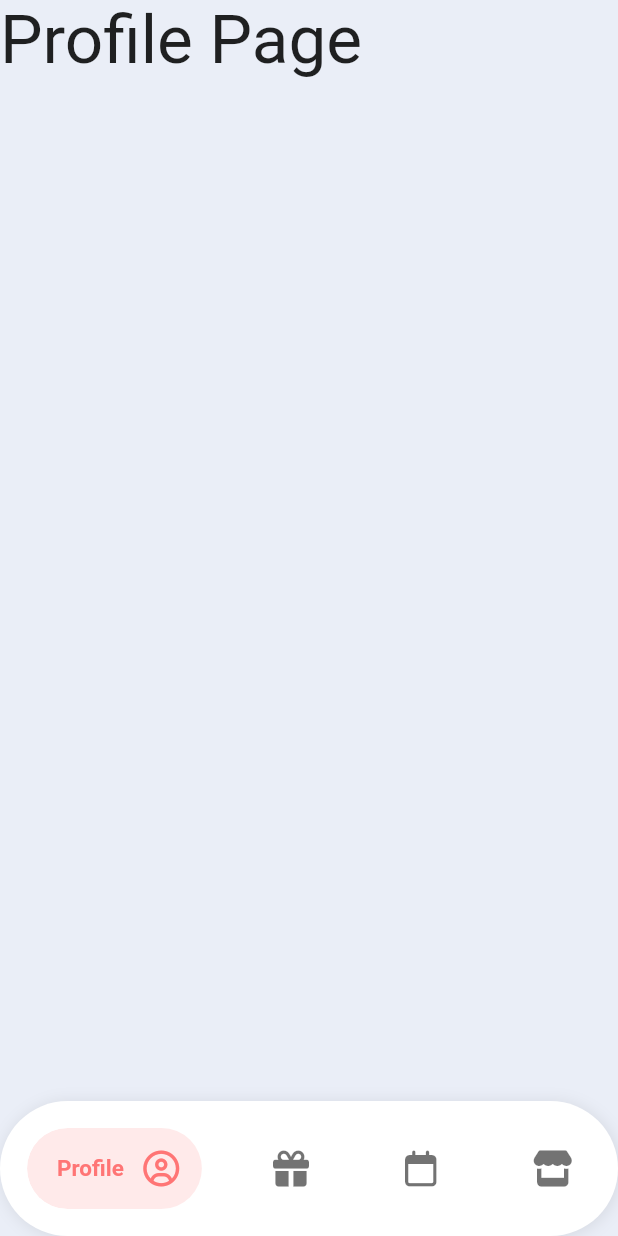
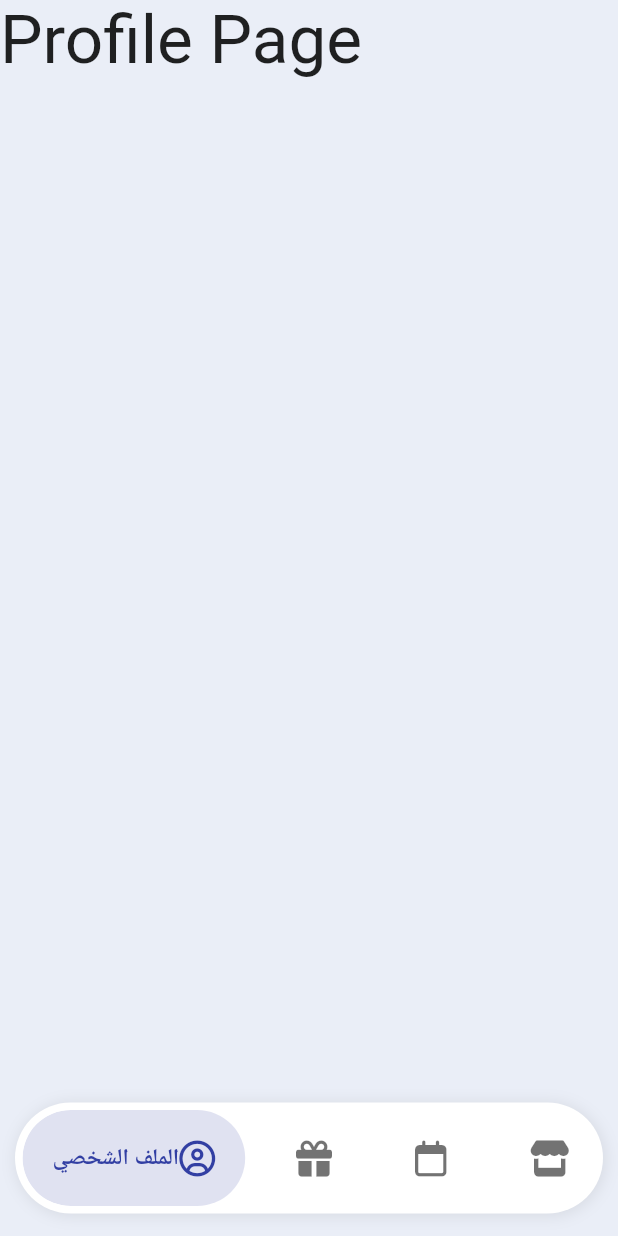
Before and after one commit to radyhaggag/Ghaslah-main, a Flutter app: the HomeScreen screen opened by its route, item 4 of the bottom bar chosen, on a phone screen of 412 x 824 dp. Run offline on Flutter 3.47's test engine with Material 2 defaults, Android fonts, the phone set to English and light mode, and no system bars; drawn by our look-alikes of google_nav_bar; our stand-ins replace bloc, dartz, dio, equatable, flutter_bloc, font_awesome_flutter and 2 more.

Commit message:
REFACTOR HOME SCREEN WITH BLOC

```diff
--- a/lib/app/ghaslah_app.dart
+++ b/lib/app/ghaslah_app.dart
@@ -29,7 +29,7 @@ class GhaslahApp extends StatelessWidget {
       ],
       supportedLocales: const [Locale('ar')],
       onGenerateRoute: RouteGenerator.getRoute,
-      initialRoute: Routes.loginScreen,
+      initialRoute: Routes.homeRoute,
     );
   }
 }
--- a/lib/config/routes_manager.dart
+++ b/lib/config/routes_manager.dart
@@ -6,6 +6,7 @@ import '../features/auth/presentation/bloc/auth_bloc.dart';
 import '../features/auth/presentation/screens/login_screen.dart';
 import '../features/auth/presentation/screens/register_screen.dart';
 import '../features/booking/presentation/views/book_wash_screen.dart';
+import '../features/home/presentation/bloc/home_bloc.dart';
 import '../features/home/presentation/screens/home_screen.dart';
 
 class Routes {
@@ -21,7 +22,11 @@ class RouteGenerator {
   static Route<dynamic> getRoute(RouteSettings settings) {
     switch (settings.name) {
       case Routes.homeRoute:
-        return MaterialPageRoute(builder: (_) => const HomeScreen());
+        return MaterialPageRoute(
+            builder: (_) => BlocProvider<HomeBloc>(
+                  create: (context) => HomeBloc(),
+                  child: const HomeScreen(),
+                ));
       case Routes.bookingWashRoute:
         return MaterialPageRoute(builder: (_) => const BookingWashScreen());
       // case Routes.profileScreen:
--- a/lib/features/home/presentation/bloc/home_bloc.dart
+++ b/lib/features/home/presentation/bloc/home_bloc.dart
@@ -1,11 +1,36 @@
+import 'dart:async';
+
 import 'package:bloc/bloc.dart';
 import 'package:equatable/equatable.dart';
+import 'package:flutter/cupertino.dart';
+
+import '../../../booking/presentation/views/booking_page.dart';
+import '../../../car_store/presentation/views/car_store_page.dart';
+import '../../../gifts/presentation/views/gifts_screen.dart';
+import '../../../profile/presentation/views/profile_page.dart';
 
 part 'home_event.dart';
 part 'home_state.dart';
 
 class HomeBloc extends Bloc<HomeEvent, HomeState> {
   HomeBloc() : super(HomeInitial()) {
-    on<HomeEvent>((event, emit) {});
+    on<ChangeHomePageModule>(_changeHomePageModule);
+  }
+
+  int selectedIndex = 0;
+
+  final pages = <Widget>[
+    const CarStorePage(),
+    const BookingPage(),
+    const GiftsScreen(),
+    const ProfilePage(),
+  ];
+
+  FutureOr<void> _changeHomePageModule(
+    ChangeHomePageModule event,
+    Emitter<HomeState> emit,
+  ) {
+    selectedIndex = event.index;
+    emit(HomePageModuleChanged(selectedIndex));
   }
 }
--- a/lib/features/home/presentation/bloc/home_event.dart
+++ b/lib/features/home/presentation/bloc/home_event.dart
@@ -6,3 +6,12 @@ abstract class HomeEvent extends Equatable {
   @override
   List<Object> get props => [];
 }
+
+class ChangeHomePageModule extends HomeEvent {
+  final int index;
+
+  const ChangeHomePageModule(this.index);
+
+  @override
+  List<Object> get props => [index];
+}
--- a/lib/features/home/presentation/bloc/home_state.dart
+++ b/lib/features/home/presentation/bloc/home_state.dart
@@ -6,4 +6,14 @@ abstract class HomeState extends Equatable {
   @override
   List<Object> get props => [];
 }
+
 class HomeInitial extends HomeState {}
+
+class HomePageModuleChanged extends HomeState {
+  final int index;
+
+  const HomePageModuleChanged(this.index);
+
+  @override
+  List<Object> get props => [index];
+}
--- a/lib/features/home/presentation/screens/home_screen.dart
+++ b/lib/features/home/presentation/screens/home_screen.dart
@@ -1,92 +1,29 @@
 import 'package:flutter/material.dart';
-import 'package:font_awesome_flutter/font_awesome_flutter.dart';
-import 'package:ghaslah/features/booking/presentation/views/booking_page.dart';
-import 'package:ghaslah/features/gifts/presentation/views/gifts_screen.dart';
-import 'package:ghaslah/features/profile/presentation/views/profile_page.dart';
-import 'package:ghaslah/features/car_store/presentation/views/car_store_page.dart';
-import 'package:google_nav_bar/google_nav_bar.dart';
+import 'package:flutter_bloc/flutter_bloc.dart';
+import 'package:ghaslah/features/home/presentation/widgets/home_bottom_nav_bar.dart';
 
 import '../../../../core/utils/color_manager.dart';
+import '../bloc/home_bloc.dart';
 
-class HomeScreen extends StatefulWidget {
+class HomeScreen extends StatelessWidget {
   const HomeScreen({Key? key}) : super(key: key);
 
   @override
-  State<HomeScreen> createState() => _HomeScreenState();
-}
-
-class _HomeScreenState extends State<HomeScreen> {
-  int _selectedIndex = 0;
-
-  final List _listPages = <Widget>[
-    const CarStorePage(),
-    const BookingPage(),
-    const GiftsScreen(),
-    const ProfilePage(),
-  ];
-
-  @override
   Widget build(BuildContext context) {
-    return Scaffold(
-      extendBody: true,
-      backgroundColor: AppColors.greyColor,
-      bottomNavigationBar: Container(
-        padding: const EdgeInsets.all(
-          18.0,
-        ),
-        decoration: BoxDecoration(
-          borderRadius: BorderRadius.circular(
-            50.0,
-          ),
-          boxShadow: [
-            BoxShadow(
-              color: Colors.black.withOpacity(0.08),
-              spreadRadius: 1.0,
-              blurRadius: 8.0,
-              offset: const Offset(
-                1,
-                1,
-              ),
-            ),
-          ],
-          color: Colors.white,
-        ),
-        child: ClipRRect(
-          borderRadius: BorderRadius.circular(35.0),
-          child: GNav(
-            gap: 13.0,
-            backgroundColor: Colors.white,
-            tabBorderRadius: 40.0,
-            tabBackgroundColor: AppColors.pinkAccentColor,
-            activeColor: AppColors.redCircleColor,
-            color: Colors.black.withOpacity(0.55),
-            selectedIndex: _selectedIndex,
-            onTabChange: (index) {
-              setState(() {
-                _selectedIndex = index;
-              });
-            },
-            tabs: [
-              _gButton('Home', FontAwesomeIcons.store),
-              _gButton('bookings', FontAwesomeIcons.calendar),
-              _gButton('Gifts', FontAwesomeIcons.gift),
-              _gButton('Profile', FontAwesomeIcons.circleUser),
-            ],
-          ),
-        ),
-      ),
-      body: _listPages.elementAt(_selectedIndex),
+    return BlocBuilder<HomeBloc, HomeState>(
+      buildWhen: (previous, current) {
+        return current is HomePageModuleChanged;
+      },
+      builder: (context, state) {
+        return Scaffold(
+          extendBody: true,
+          backgroundColor: AppColors.greyColor,
+          bottomNavigationBar: const HomeBottomNavBar(),
+          body: context
+              .read<HomeBloc>()
+              .pages[context.read<HomeBloc>().selectedIndex],
+        );
+      },
     );
   }
-
-  GButton _gButton(String text, IconData icon) => GButton(
-        icon: icon,
-        text: text,
-        padding: const EdgeInsets.only(
-          left: 20.0,
-          right: 15.0,
-          top: 15.0,
-          bottom: 15.0,
-        ),
-      );
 }
--- /dev/null
+++ b/lib/features/home/presentation/widgets/bottom_nav_item.dart
@@ -0,0 +1,19 @@
+import 'package:flutter/material.dart';
+import 'package:google_nav_bar/google_nav_bar.dart';
+
+class BottomNavItem extends GButton {
+  const BottomNavItem({super.key, required super.icon, required super.text});
+
+  Widget build(BuildContext context) {
+    return GButton(
+      icon: icon,
+      text: text,
+      padding: const EdgeInsets.only(
+        left: 15.0,
+        right: 15.0,
+        top: 15.0,
+        bottom: 15.0,
+      ),
+    );
+  }
+}
--- /dev/null
+++ b/lib/features/home/presentation/widgets/home_bottom_nav_bar.dart
@@ -0,0 +1,65 @@
+import 'package:flutter/material.dart';
+import 'package:flutter_bloc/flutter_bloc.dart';
+import 'package:font_awesome_flutter/font_awesome_flutter.dart';
+import 'package:ghaslah/features/home/presentation/widgets/bottom_nav_item.dart';
+import 'package:google_nav_bar/google_nav_bar.dart';
+
+import '../../../../core/utils/color_manager.dart';
+import '../bloc/home_bloc.dart';
+
+class HomeBottomNavBar extends StatelessWidget {
+  const HomeBottomNavBar({super.key});
+
+  @override
+  Widget build(BuildContext context) {
+    return Container(
+      padding: const EdgeInsets.symmetric(horizontal: 5, vertical: 5),
+      margin: const EdgeInsets.symmetric(horizontal: 10, vertical: 15),
+      decoration: BoxDecoration(
+        borderRadius: BorderRadius.circular(50.0),
+        boxShadow: [
+          BoxShadow(
+            color: Colors.black.withOpacity(0.08),
+            spreadRadius: 1.0,
+            blurRadius: 8.0,
+            offset: const Offset(1, 1),
+          ),
+        ],
+        color: Colors.white,
+      ),
+      child: ClipRRect(
+        borderRadius: BorderRadius.circular(35.0),
+        child: GNav(
+          padding: const EdgeInsets.all(20),
+          backgroundColor: Colors.white,
+          tabBorderRadius: 40.0,
+          tabBackgroundColor: AppColors.primaryColor.withOpacity(.15),
+          activeColor: AppColors.primaryColor,
+          color: Colors.black.withOpacity(0.55),
+          selectedIndex: context.read<HomeBloc>().selectedIndex,
+          onTabChange: (index) {
+            context.read<HomeBloc>().add(ChangeHomePageModule(index));
+          },
+          tabs: const [
+            BottomNavItem(
+              text: 'الصفحة الرئيسية',
+              icon: FontAwesomeIcons.store,
+            ),
+            BottomNavItem(
+              text: 'الحجوزات',
+              icon: FontAwesomeIcons.calendar,
+            ),
+            BottomNavItem(
+              text: 'الهدايا',
+              icon: FontAwesomeIcons.gift,
+            ),
+            BottomNavItem(
+              text: 'الملف الشخصي',
+              icon: FontAwesomeIcons.circleUser,
+            ),
+          ],
+        ),
+      ),
+    );
+  }
+}
```
Also changed, not shown: lib/features/home/presentation/widgets/home_screen_body.dart (deleted).
